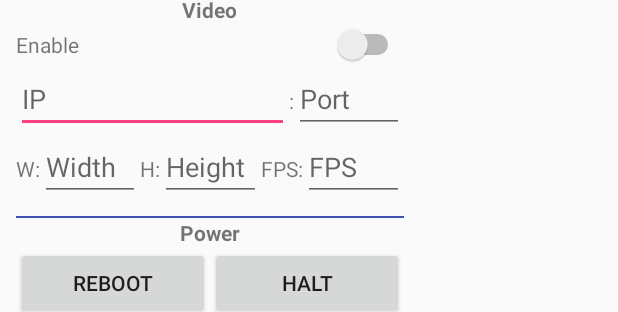
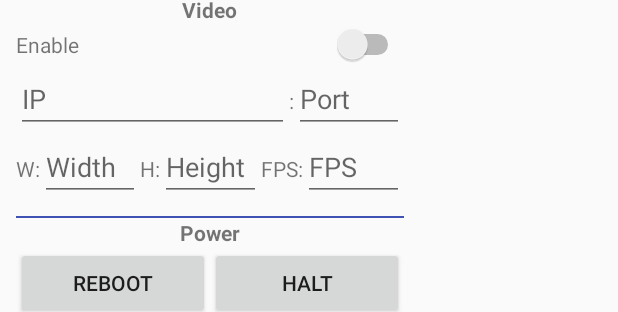
Before and after one commit to TuranElchuev/EGD, an Android app: the layout dialog_settings_actions.xml on its own in the app's theme, with its tools: preview values and no code run, on a phone screen of 412 x 824 dp. Shown: the part 141-453 px from the top of the screen. Run offline under Robolectric (Android 15) with nearby library versions, the phone set to English and light mode, and no system bars.

Commit message:
Little fix in UI, new apk

```diff
--- a/EGDRemote/app/src/main/res/layout/dialog_settings_actions.xml
+++ b/EGDRemote/app/src/main/res/layout/dialog_settings_actions.xml
@@ -2,7 +2,8 @@
 <LinearLayout xmlns:android="http://schemas.android.com/apk/res/android"
     android:layout_width="@dimen/dialog_settings_actions_width"
     android:layout_height="match_parent"
-    android:orientation="vertical">
+    android:orientation="vertical"
+    android:focusableInTouchMode="true">
 
     <ScrollView
         android:layout_width="match_parent"
```
Also changed, not shown: 1 other file.
